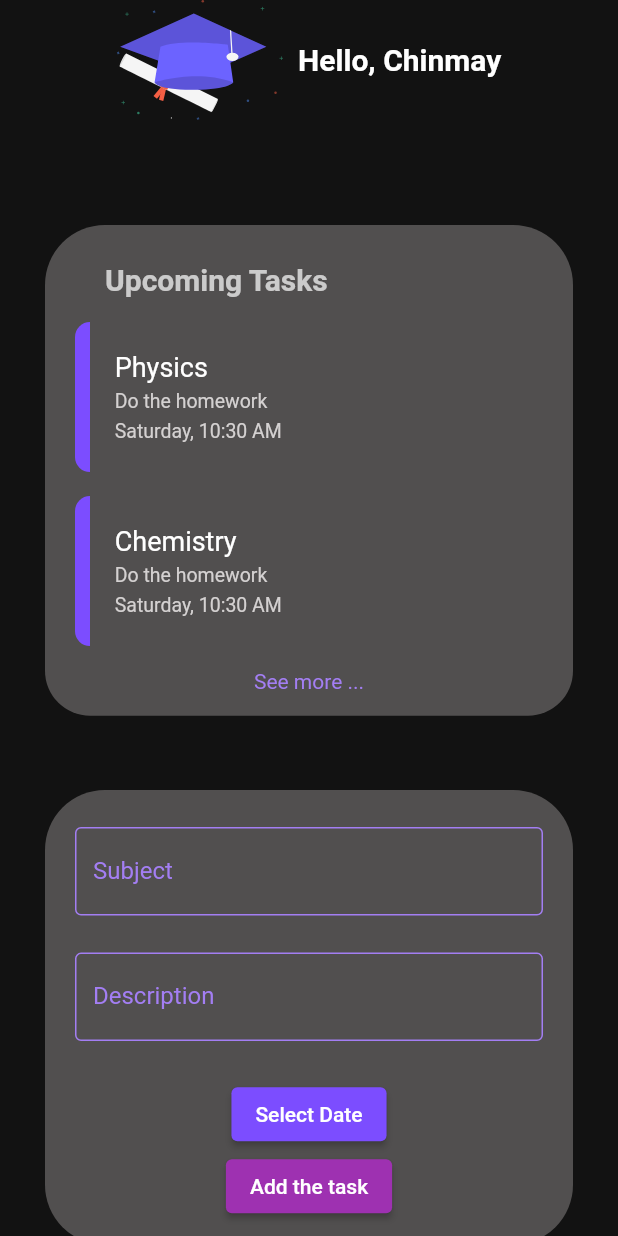
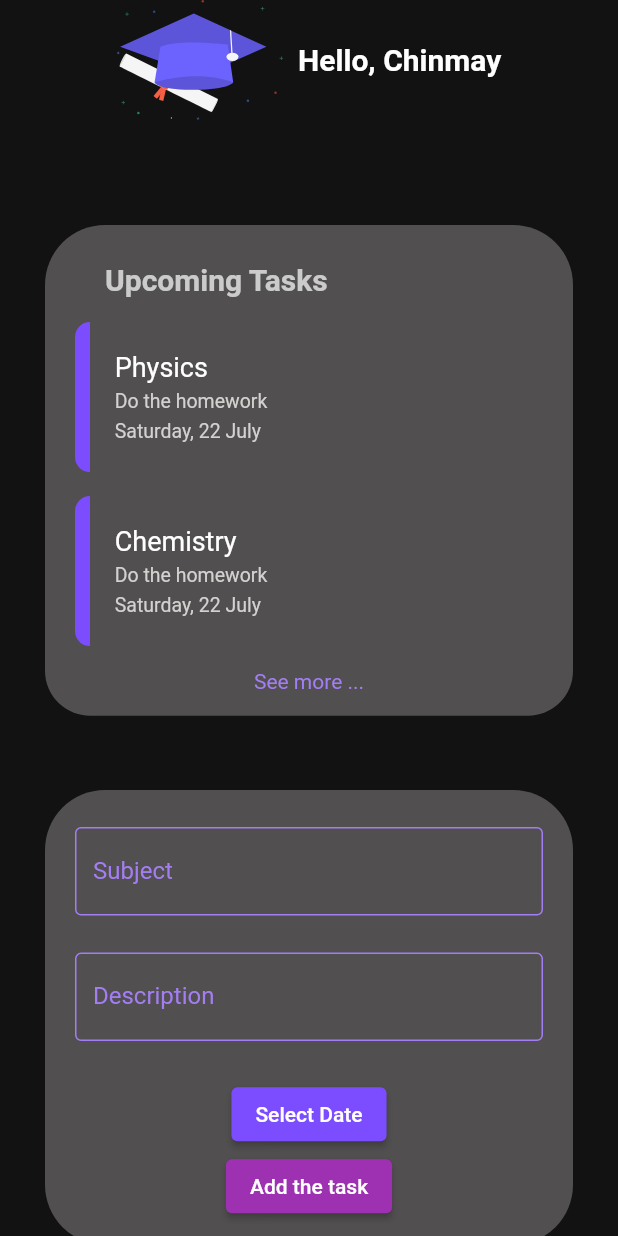
Before and after one commit to BrawlerXull/JUST-VES-IT, a Flutter app: the HomePage screen opened directly, after a tap on "Add the task", on a phone screen of 412 x 824 dp. Run offline on Flutter 3.47's test engine with Material 2 defaults, Android fonts, the phone set to English and light mode, and no system bars; our stand-ins replace flutter_svg, get, google_nav_bar.

Commit message:
date format changed

```diff
--- a/lib/screens/InnerPages/HomePage/view/HomePage.dart
+++ b/lib/screens/InnerPages/HomePage/view/HomePage.dart
@@ -223,7 +223,10 @@ class _HomePageState extends State<HomePage> {
                                           homePageController.subject.value,
                                       task: homePageController.subject.value);
                                   UpcomingTaskData.tasks.add(taskData);
-                                  print(UpcomingTaskData.tasks.length);
+                                  homePageController.subject.value = "";
+                                  homePageController.subject.value = "";
+                                  homePageController.date.value =
+                                      DateTime.now();
                                 },
                                 style: ButtonStyle(
                                   backgroundColor:
--- a/lib/widgets/HomePageUpcomingTaskTile.dart
+++ b/lib/widgets/HomePageUpcomingTaskTile.dart
@@ -22,7 +22,7 @@ class HomePageUpcomingTaskTile extends StatefulWidget {
 class _HomePageUpcomingTaskTileState extends State<HomePageUpcomingTaskTile> {
   @override
   Widget build(BuildContext context) {
-    final DateFormat dateFormat = DateFormat('EEEE, h:mm a');
+    final DateFormat dateFormat = DateFormat('EEEE, d MMMM');
     return Container(
       child: Row(
         children: [
--- a/lib/widgets/ProfilePageInfoWidgets.dart
+++ b/lib/widgets/ProfilePageInfoWidgets.dart
@@ -1,4 +1,5 @@
 import 'package:flutter/material.dart';
+import 'package:justvesit/constants/Constants.dart';
 
 class ProfilePageInfoWidgets extends StatelessWidget {
   final String title;
@@ -16,7 +17,8 @@ class ProfilePageInfoWidgets extends StatelessWidget {
         ),
         Text(
           title,
-          style: const TextStyle(color: Colors.black, fontSize: 20),
+          style: const TextStyle(
+              color: Color.fromARGB(255, 241, 162, 255), fontSize: 20),
         ),
         const SizedBox(
           height: 10,
```
Also changed, not shown: 1 other file.
